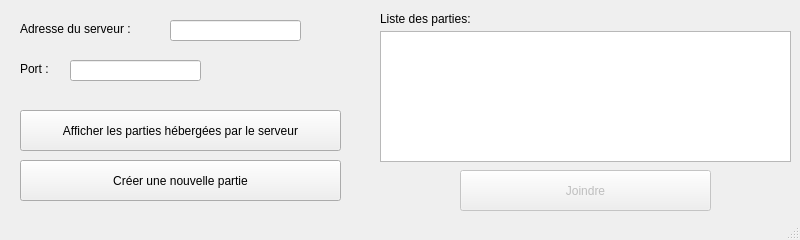
First picture: the form in joindrequitterwindow.ui, repository massicotteg/CLL-PixelATRClient, before the edit.
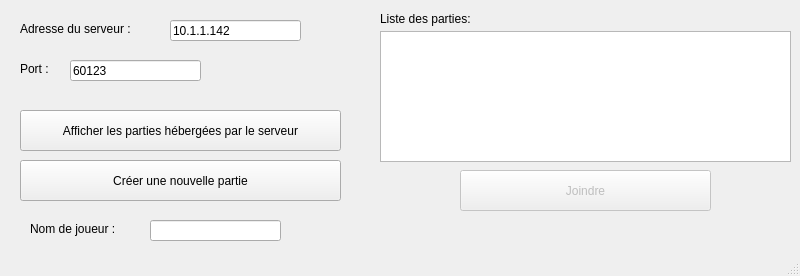
Second picture: the form after the edit.

Commit message: Création de fonctions dans le dialogue Joindre une partie. Ajout du bon code pour le salon des joueurs. Diverses autres modifications mineures.

```diff
--- a/joindrequitterwindow.ui
+++ b/joindrequitterwindow.ui
@@ -7,7 +7,7 @@
     <x>0</x>
     <y>0</y>
     <width>800</width>
-    <height>240</height>
+    <height>276</height>
    </rect>
   </property>
   <property name="windowTitle">
@@ -36,6 +36,9 @@
       <height>21</height>
      </rect>
     </property>
+    <property name="text">
+     <string>10.1.1.142</string>
+    </property>
    </widget>
    <widget class="QLineEdit" name="txtPort">
     <property name="geometry">
@@ -46,6 +49,9 @@
       <height>21</height>
      </rect>
     </property>
+    <property name="text">
+     <string>60123</string>
+    </property>
    </widget>
    <widget class="QLabel" name="lblPort">
     <property name="geometry">
@@ -125,6 +131,29 @@
      <string>Afficher les parties hébergées par le serveur</string>
     </property>
    </widget>
+   <widget class="QLabel" name="lblNomJoueur">
+    <property name="geometry">
+     <rect>
+      <x>30</x>
+      <y>220</y>
+      <width>111</width>
+      <height>17</height>
+     </rect>
+    </property>
+    <property name="text">
+     <string>Nom de joueur :</string>
+    </property>
+   </widget>
+   <widget class="QLineEdit" name="txtNomJoueur">
+    <property name="geometry">
+     <rect>
+      <x>150</x>
+      <y>220</y>
+      <width>131</width>
+      <height>21</height>
+     </rect>
+    </property>
+   </widget>
   </widget>
   <widget class="QStatusBar" name="statusbar"/>
  </widget>
```
The commit also changes 9 other files.
